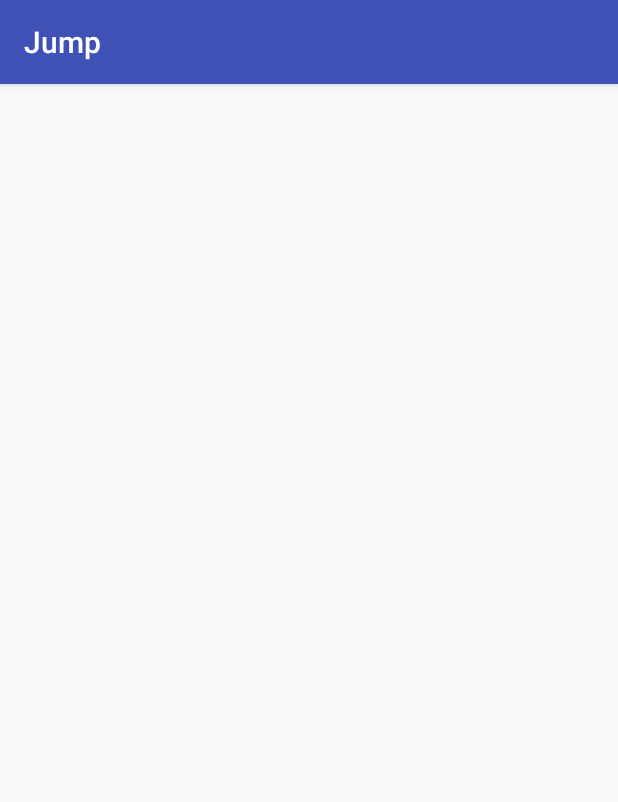
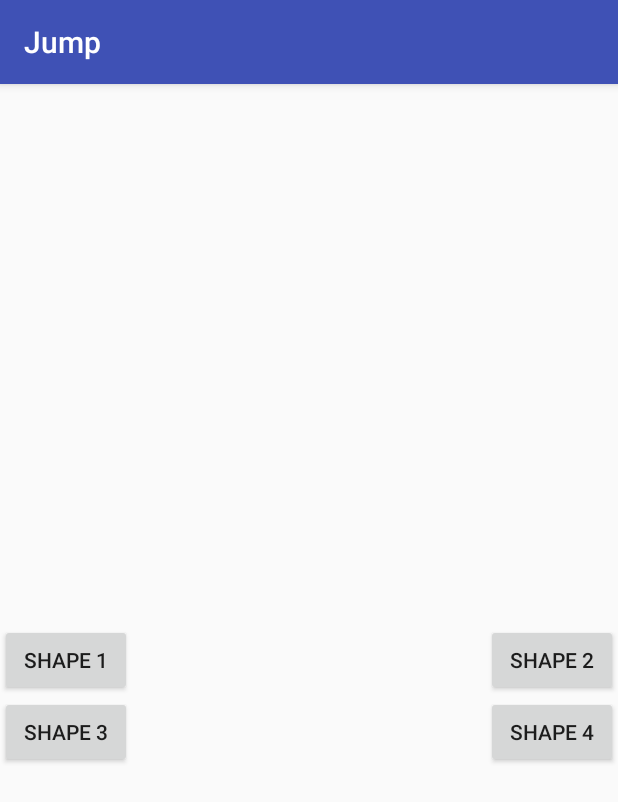
Before and after one commit to aleks-rt/Jump, an Android app: the Shape screen opened directly, with no data from a screen before it, on a phone screen of 412 x 824 dp. Shown: the top 802 px of the screen. Run offline under Robolectric (Android 15) with nearby library versions, the light colour scheme and no system bars.

Commit message:
2 commit

```diff
--- a/app/src/main/res/layout/activity_shape.xml
+++ b/app/src/main/res/layout/activity_shape.xml
@@ -1,9 +1,41 @@
 <?xml version="1.0" encoding="utf-8"?>
-<android.support.constraint.ConstraintLayout xmlns:android="http://schemas.android.com/apk/res/android"
+<RelativeLayout xmlns:android="http://schemas.android.com/apk/res/android"
     xmlns:app="http://schemas.android.com/apk/res-auto"
     xmlns:tools="http://schemas.android.com/tools"
     android:layout_width="match_parent"
     android:layout_height="match_parent"
     tools:context=".Shape">
 
-</android.support.constraint.ConstraintLayout>
+   <Button
+       android:layout_width="wrap_content"
+       android:layout_height="wrap_content"
+       android:layout_alignParentLeft="true"
+       android:id="@+id/shape1"
+       android:text="shape 1"
+       android:layout_centerVertical="true"/>
+
+    <Button
+        android:layout_width="wrap_content"
+        android:layout_height="wrap_content"
+        android:layout_alignParentRight="true"
+        android:id="@+id/shape2"
+        android:text="shape 2"
+        android:layout_centerVertical="true"/>
+
+    <Button
+        android:layout_width="wrap_content"
+        android:layout_height="wrap_content"
+        android:layout_alignParentLeft="true"
+        android:id="@+id/shape3"
+        android:text="shape 3"
+        android:layout_below="@+id/shape1"/>
+
+    <Button
+        android:layout_width="wrap_content"
+        android:layout_height="wrap_content"
+        android:layout_alignParentRight="true"
+        android:id="@+id/shape4"
+        android:text="shape 4"
+        android:layout_below="@+id/shape2"/>
+
+</RelativeLayout>
```
